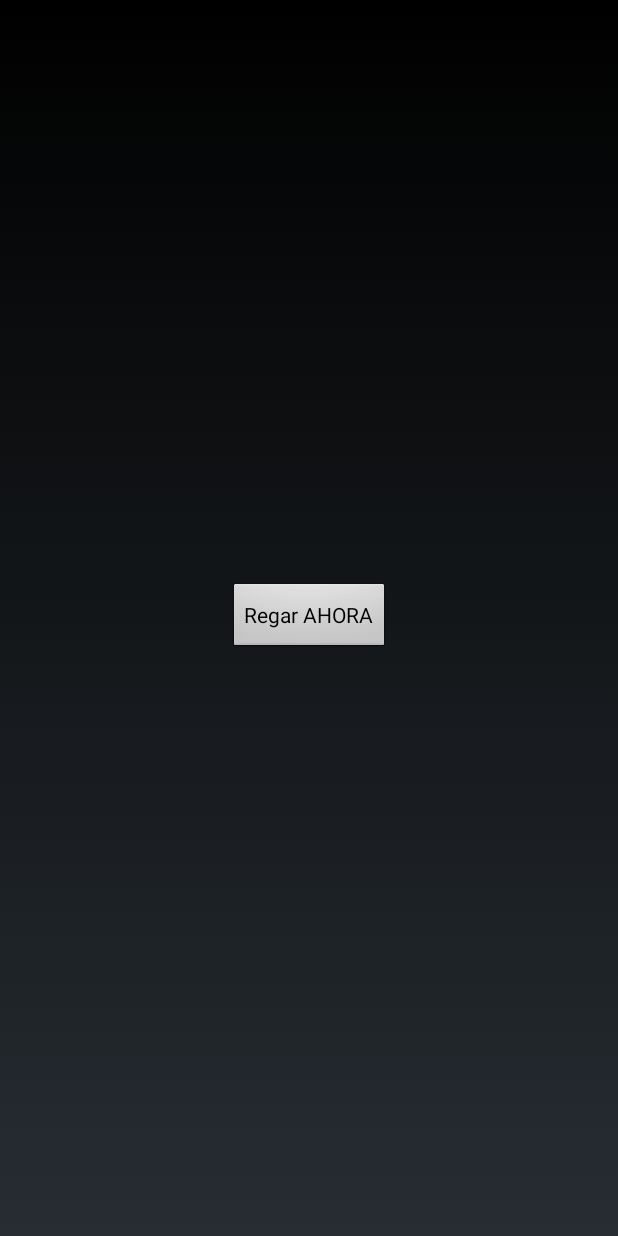
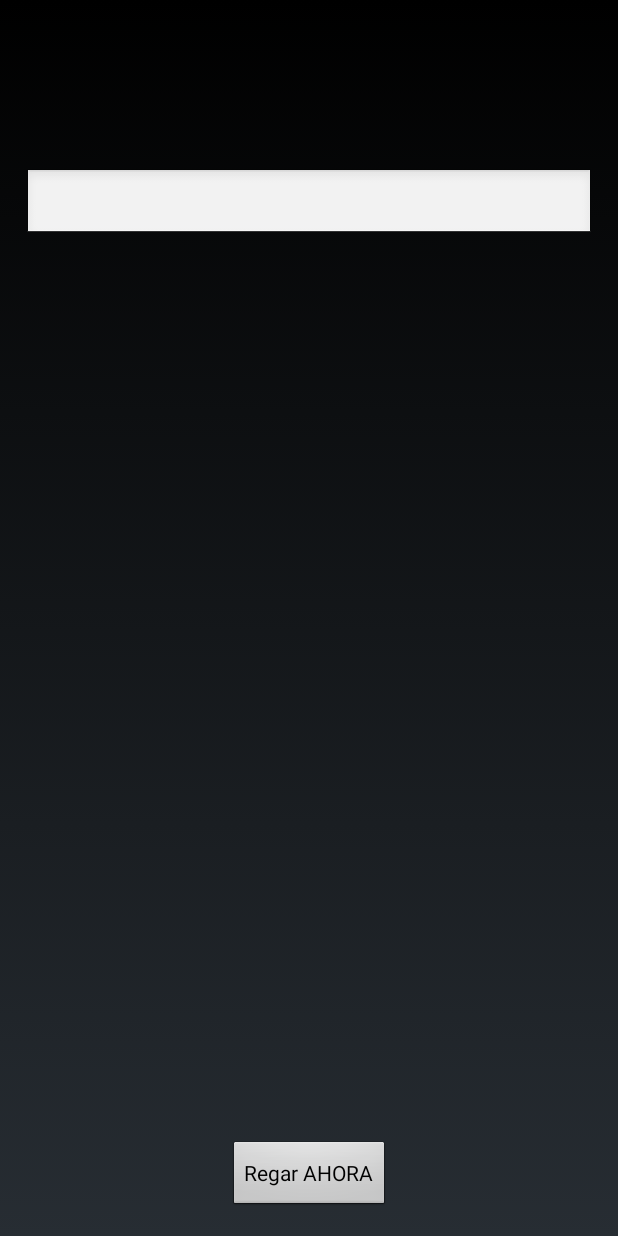
Before and after one commit to amper88/smartshower, an Android app: the screen it shows after launch (RegarAhoraActivity), after a tap on "Regar ahora", on a phone screen of 412 x 824 dp. Run offline under Robolectric (Android 15) with nearby library versions, the light colour scheme and no system bars; libraries missing offline, so code that uses them is left out: javax.json.

Commit message:
Agregado método getJSON a modo prueba en RegarAhora

```diff
--- a/app/build.gradle
+++ b/app/build.gradle
@@ -13,6 +13,7 @@ dependencies {
     compile 'com.android.support:design:23.4.0'
     compile 'org.springframework.android:spring-android-rest-template:1.0.1.RELEASE'
     compile 'com.fasterxml.jackson.core:jackson-databind:2.3.2'
+    compile 'javax.json:javax.json-api:1.0'
 }
 
 
--- a/app/src/main/java/com/amper/smartshower/MainActivity.java
+++ b/app/src/main/java/com/amper/smartshower/MainActivity.java
@@ -12,6 +12,8 @@ import android.util.Log;
 import android.view.Menu;
 import android.view.MenuItem;
 
+import android.os.StrictMode;
+
 public class MainActivity extends AppCompatActivity
         implements NavigationView.OnNavigationItemSelectedListener {
 
@@ -20,6 +22,12 @@ public class MainActivity extends AppCompatActivity
         super.onCreate(savedInstanceState);
 
         setContentView(R.layout.activity_main);
+
+
+        if (android.os.Build.VERSION.SDK_INT > 9) {
+            StrictMode.ThreadPolicy policy = new StrictMode.ThreadPolicy.Builder().permitAll().build();
+            StrictMode.setThreadPolicy(policy);
+        }
 
         Toolbar toolbar = (Toolbar) findViewById(R.id.toolbar);
         setSupportActionBar(toolbar);
--- a/app/src/main/res/layout/activity_regar_ahora.xml
+++ b/app/src/main/res/layout/activity_regar_ahora.xml
@@ -14,6 +14,18 @@
         android:layout_height="wrap_content"
         android:text="Regar AHORA"
         android:id="@+id/btnRegar"
-        android:layout_centerVertical="true"
+        android:onClick="myClickMethod"
+        android:layout_alignParentBottom="true"
         android:layout_centerHorizontal="true" />
+
+    <EditText
+        android:layout_width="wrap_content"
+        android:layout_height="wrap_content"
+        android:id="@+id/editText"
+        android:layout_alignParentTop="true"
+        android:layout_marginTop="96dp"
+        android:layout_alignParentRight="true"
+        android:layout_alignParentEnd="true"
+        android:layout_alignParentLeft="true"
+        android:layout_alignParentStart="true" />
 </RelativeLayout>
```
Also changed, not shown: app/src/main/java/com/amper/smartshower/RegarAhoraActivity.java (+99 -0 lines).
